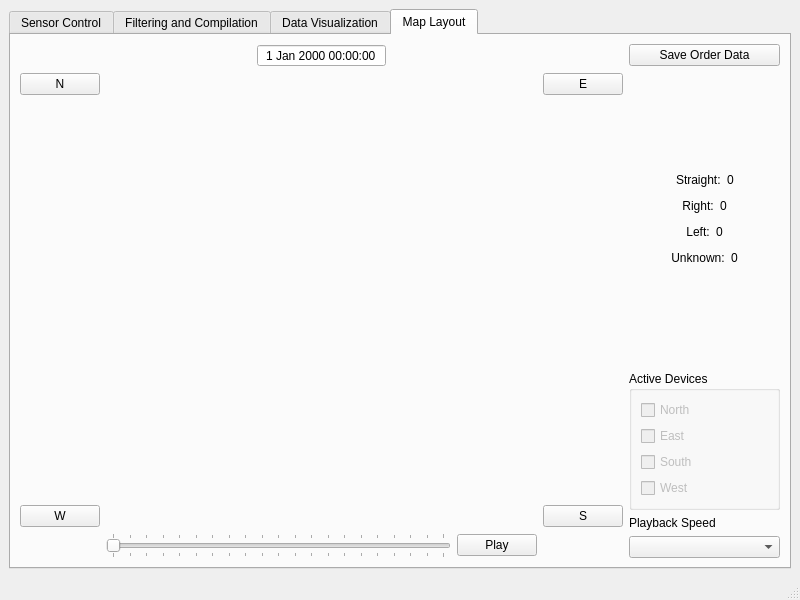
Qt form rcdsWindow.ui (CapstoneFlows/rcds-python) before a commit.
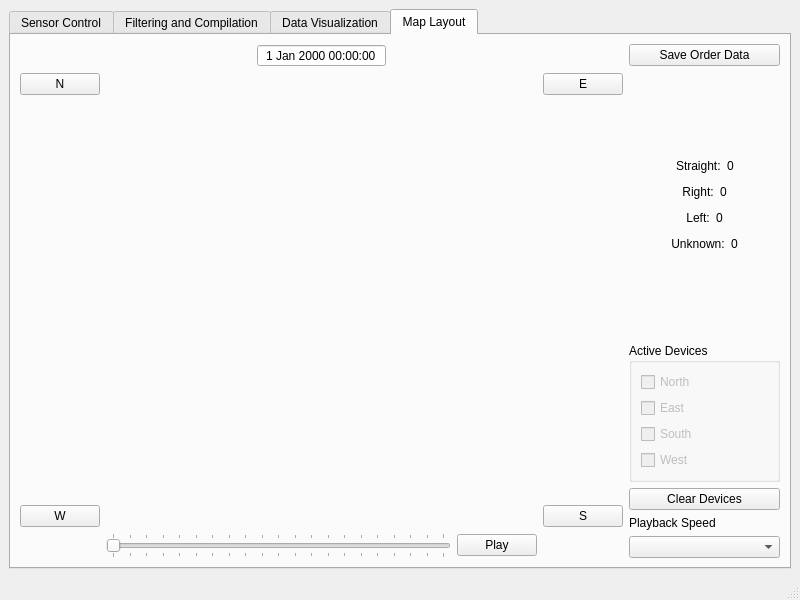
The same form after that commit. The open tabs and pages were chosen to show the change. Icons and pictures are not drawn. Custom widgets are drawn as their Qt base class.

Commit message: Added button to clear devices

Patch:
```diff
--- a/rcdsWindow.ui
+++ b/rcdsWindow.ui
@@ -1091,6 +1091,13 @@
                 </layout>
                </widget>
               </item>
+              <item>
+               <widget class="QPushButton" name="ClearButton">
+                <property name="text">
+                 <string>Clear Devices</string>
+                </property>
+               </widget>
+              </item>
               <item>
                <widget class="QLabel" name="playback_label">
                 <property name="text">
```
The commit also changes 1 other file.
